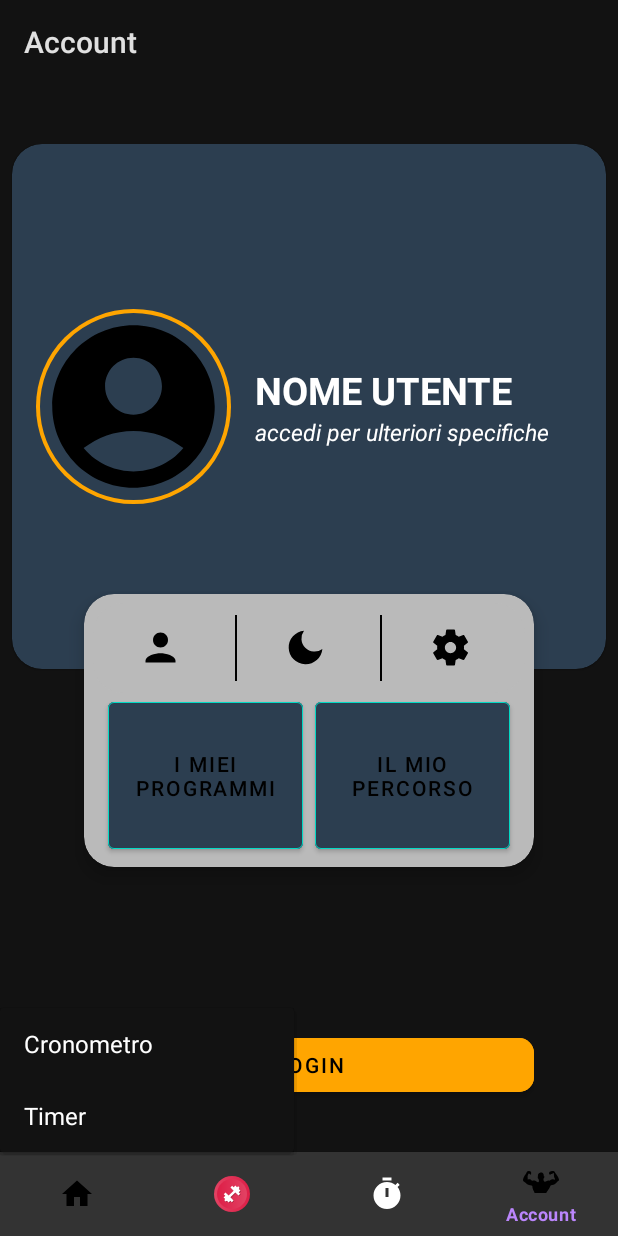
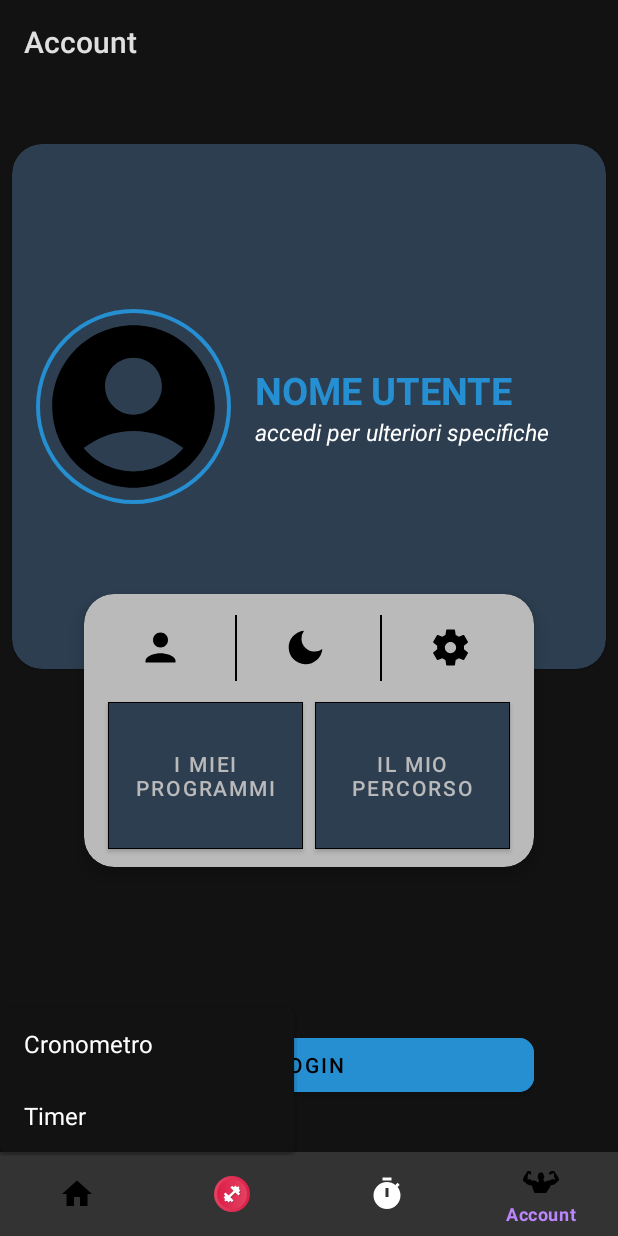
Before and after one commit to Tom-271/PROGETTO_CAZZO_PORCATROIA, an Android app: the screen it shows after launch (MainActivity), item 4 of the bottom bar chosen, on a phone screen of 412 x 824 dp. Run offline under Robolectric (Android 15) with nearby library versions, the phone set to English and light mode, and no system bars; our stand-ins replace Firebase (no records; nobody signed in at launch, a user with empty details on screens opened directly), navigation-ui; libraries missing offline, so code that uses them is left out: com.firebase.ui.

Commit message:
1/6
altro aggiornamento sezione account, foto profilo specifica per PT o atleta, colori modificati, ufficiale non possiamo fare impostare dalla galleria la foto profilo perche siamo poveri e dovremmo pagare firebase, NO!

```diff
--- a/app/src/main/java/com/example/progetto_tosa/ui/account/AccountFragment.kt
+++ b/app/src/main/java/com/example/progetto_tosa/ui/account/AccountFragment.kt
@@ -4,6 +4,7 @@ import android.content.Context
 import android.content.Intent
 import android.content.res.ColorStateList
 import android.graphics.Color
+import androidx.core.content.res.ResourcesCompat
 import android.os.Bundle
 import android.view.LayoutInflater
 import android.view.View
@@ -107,7 +108,7 @@ class AccountFragment : Fragment() {
     private fun updateUI() {
         val user = auth.currentUser
         if (user != null) {
-            // Utente loggato
+            // Utente loggato (come già fai oggi)
             binding.ButtonLogin.visibility    = View.GONE
             binding.signOut.visibility        = View.VISIBLE
 
@@ -128,12 +129,14 @@ class AccountFragment : Fragment() {
                 }
 
         } else {
-            // Ospite
+            // Utente NON loggato: resettiamo tutto
             binding.ButtonLogin.visibility    = View.VISIBLE
             binding.signOut.visibility        = View.GONE
             binding.TrainerProgram.visibility = View.GONE
+
             binding.ruolo.text = "accedi per ulteriori specifiche"
 
+            // Nascondo i campi personali
             listOf(
                 binding.tvFirstLast,
                 binding.tvEmail,
@@ -143,19 +146,29 @@ class AccountFragment : Fragment() {
                 binding.tvHeight
             ).forEach { it.visibility = View.GONE }
 
-            // bordo arancione default per icona utente
+            // Resetto NomeUtente: lo azzero o imposto un placeholder generico
+            binding.NomeUtente.text = "NOME UTENTE"
+            binding.NomeUtente.setTextColor(
+                ContextCompat.getColorStateList(requireContext(), R.color.sky)
+            )           //fare questo e non un classico setTextColor(Color.RED) comporta la possibilità di selezionare un colore creato manualmente e non
+                        //accedendo dalla lista preimpostata R.colors
+            // Bordo arancione default per icona utente
             binding.iconaUtente.strokeColor = ColorStateList.valueOf(
-                ContextCompat.getColor(requireContext(), R.color.orange)
+                ContextCompat.getColor(requireContext(), R.color.sky)
             )
+
+            // (Opzionale) ripristino l’immagine di default
+            binding.iconaUtente.setImageResource(R.drawable.account_principal)
         }
     }
 
+
     private fun bindUserData(doc: DocumentSnapshot) {
-        val fn    = doc.getString("firstName").orEmpty()
-        val ln    = doc.getString("lastName").orEmpty()
+        val name    = doc.getString("firstName").orEmpty()
+        val surname    = doc.getString("lastName").orEmpty()
         val email = doc.getString("email") ?: auth.currentUser?.email.orEmpty()
         binding.NomeUtente.text =
-            if (fn.isNotBlank()) "$fn $ln" else email
+            if (name.isNotBlank()) "$name $surname" else email
 
         listOf(
             binding.tvFirstLast,
@@ -174,14 +187,22 @@ class AccountFragment : Fragment() {
             binding.signOut.setTextColor(Color.BLACK)
             binding.iconaUtente.strokeColor    = ColorStateList.valueOf(green)
             binding.ruolo.text = "Personal Trainer"
+            binding.iconaUtente.setImageResource(R.drawable.personal)
+            binding.NomeUtente.setTextColor(
+                ContextCompat.getColorStateList(requireContext(), R.color.perNomePersonal)
+            )
         } else {
             binding.TrainerProgram.visibility = View.GONE
+            val orange = ContextCompat.getColor(requireContext(), R.color.orange)
             val sky = ContextCompat.getColor(requireContext(), R.color.sky)
-            binding.signOut.backgroundTintList = ColorStateList.valueOf(sky)
+            binding.signOut.backgroundTintList = ColorStateList.valueOf(orange)
             binding.signOut.setTextColor(Color.WHITE)
-            binding.iconaUtente.strokeColor    = ColorStateList.valueOf(sky)
+            binding.iconaUtente.strokeColor    = ColorStateList.valueOf(orange)
             binding.ruolo.text = "Atleta"
-
+            binding.iconaUtente.setImageResource(R.drawable.atleta)
+            binding.NomeUtente.setTextColor(
+                ContextCompat.getColorStateList(requireContext(), R.color.perNomeAtleta)
+            )
         }
     }
 
--- a/app/src/main/res/layout/activity_register.xml
+++ b/app/src/main/res/layout/activity_register.xml
@@ -96,6 +96,7 @@
                 android:inputType="textPassword"/>
 
         </com.google.android.material.textfield.TextInputLayout>
+
 
         <!-- Data di nascita -->
         <com.google.android.material.textfield.TextInputLayout
--- a/app/src/main/res/layout/fragment_account.xml
+++ b/app/src/main/res/layout/fragment_account.xml
@@ -243,8 +243,6 @@
                         app:iconSize="30dp"
                         app:iconGravity="textStart"
                         android:text="" />
-
-
         </LinearLayout>
     </com.google.android.material.card.MaterialCardView>
 
@@ -262,37 +260,47 @@
                     android:layout_height="110dp"
                     android:layout_marginEnd="4dp"
                     android:backgroundTint="@color/navy_blue"
+                    app:cornerRadius="0dp"
                     app:strokeWidth="0.5dp"
-                    app:strokeColor="@color/teal_200"
-                    android:text="I miei programmi" />
+                    app:strokeColor="@color/black"
+                    android:text="I miei programmi"
+                    android:textColor="@color/light_gray"/>
 
                 <Button
                     android:id="@+id/UserJourney"
                     android:layout_width="130dp"
                     android:layout_height="110dp"
                     android:layout_marginStart="4dp"
+                    app:cornerRadius="0dp"
                     android:backgroundTint="@color/navy_blue"
                     app:strokeWidth="0.5dp"
-                    app:strokeColor="@color/teal_200"
-                    android:text="Il mio percorso" />
+                    app:strokeColor="@color/black"
+                    android:text="Il mio percorso"
+                    android:textColor="@color/light_gray"/>
             </LinearLayout>
 
             <!-- TrainerProgram -->
-            <Button
+            <com.google.android.material.button.MaterialButton
+                xmlns:android="http://schemas.android.com/apk/res/android"
+                xmlns:app="http://schemas.android.com/apk/res-auto"
                 android:id="@+id/TrainerProgram"
                 android:layout_width="match_parent"
                 android:layout_height="100dp"
                 android:layout_marginStart="10dp"
                 android:layout_marginEnd="10dp"
                 android:visibility="gone"
-                android:backgroundTint="@color/semi_transparent_red"
-                app:strokeWidth="1dp"
-                app:cornerRadius="10dp"
+                style="@style/Widget.MaterialComponents.Button"
+                app:shapeAppearanceOverlay="@style/ShapeAppearance.BottomRounded"
+                android:backgroundTint="@color/beige"
+                app:strokeWidth="0dp"
+                app:strokeColor="@color/dark_gray"
                 android:translationZ="7dp"
-                app:strokeColor="@color/dark_gray"
+                android:textColor="@color/white"
                 android:text="I TUOI ALLIEVI"
                 android:textStyle="bold"
-                android:textSize="30dp"/>
+                android:textSize="20dp" />
+
+
         </LinearLayout>
     </com.google.android.material.card.MaterialCardView>
 
@@ -322,7 +330,7 @@
             android:layout_width="300dp"
             android:layout_height="wrap_content"
             android:layout_weight="1"
-            android:backgroundTint="@color/orange"
+            android:backgroundTint="@color/sky"
             android:text="LOGIN"
             app:shapeAppearanceOverlay="@style/ShapeAppearance.Rounded" />
     </LinearLayout>
--- a/app/src/main/res/values/colors.xml
+++ b/app/src/main/res/values/colors.xml
@@ -27,5 +27,8 @@
     <color name="navy_blue">#2C3E50</color>
     <color name="coral">#E74C3C</color>
     <color name="mint">#1ABC9C</color>
+    <color name="beige">#877150</color>
+    <color name="perNomeAtleta">#F8BE81</color>
+    <color name="perNomePersonal">#CCDFF2</color>
 
 </resources>
```
Also changed, not shown: app/src/main/res/drawable/atleta.png (added), app/src/main/res/drawable/personal.png (added).
